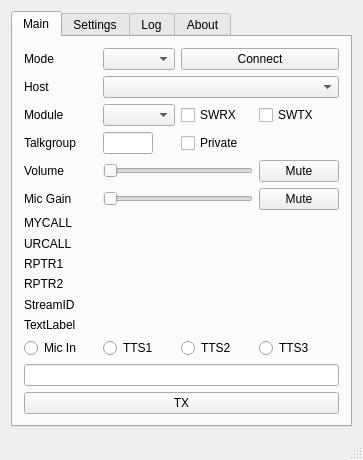
Above: dudestar.ui from ea5gvk/nostar-dudestar before the change. Below: the same form after it.
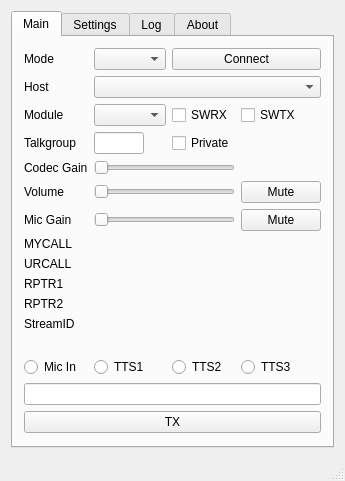
That is the form after the change. Icons and pictures are not drawn.

Commit message: Add codec rx gain control and level meter

Diff of the .ui file:
```diff
--- a/dudestar.ui
+++ b/dudestar.ui
@@ -6,8 +6,8 @@
    <rect>
     <x>0</x>
     <y>0</y>
-    <width>363</width>
-    <height>419</height>
+    <width>318</width>
+    <height>459</height>
    </rect>
   </property>
   <property name="windowTitle">
@@ -25,115 +25,288 @@
        <number>0</number>
       </property>
       <widget class="QWidget" name="tabMain">
+       <property name="sizePolicy">
+        <sizepolicy hsizetype="Preferred" vsizetype="Fixed">
+         <horstretch>0</horstretch>
+         <verstretch>0</verstretch>
+        </sizepolicy>
+       </property>
        <attribute name="title">
         <string>Main</string>
        </attribute>
        <layout class="QGridLayout" name="gridLayout">
-        <item row="13" column="4">
-         <widget class="QRadioButton" name="radioTTS3">
+        <item row="8" column="2" colspan="2">
+         <widget class="QSlider" name="sliderMic">
+          <property name="toolTip">
+           <string>Audio capture device gain adjust .</string>
+          </property>
+          <property name="orientation">
+           <enum>Qt::Horizontal</enum>
+          </property>
+         </widget>
+        </item>
+        <item row="9" column="1">
+         <widget class="QLabel" name="label1">
+          <property name="sizePolicy">
+           <sizepolicy hsizetype="Preferred" vsizetype="Fixed">
+            <horstretch>0</horstretch>
+            <verstretch>0</verstretch>
+           </sizepolicy>
+          </property>
           <property name="text">
-           <string>TTS3</string>
+           <string>MYCALL</string>
           </property>
          </widget>
         </item>
-        <item row="3" column="3">
-         <widget class="QCheckBox" name="checkPrivate">
+        <item row="0" column="3" colspan="2">
+         <widget class="QPushButton" name="pushConnect">
           <property name="text">
-           <string>Private</string>
+           <string>Connect</string>
+          </property>
+         </widget>
+        </item>
+        <item row="15" column="2">
+         <widget class="QRadioButton" name="radioTTS1">
+          <property name="text">
+           <string>TTS1</string>
+          </property>
+         </widget>
+        </item>
+        <item row="10" column="2" colspan="3">
+         <widget class="QLabel" name="data2">
+          <property name="sizePolicy">
+           <sizepolicy hsizetype="Preferred" vsizetype="Fixed">
+            <horstretch>0</horstretch>
+            <verstretch>0</verstretch>
+           </sizepolicy>
+          </property>
+          <property name="text">
+           <string/>
+          </property>
+         </widget>
+        </item>
+        <item row="2" column="1">
+         <widget class="QLabel" name="labelModule">
+          <property name="text">
+           <string>Module</string>
+          </property>
+         </widget>
+        </item>
+        <item row="11" column="2" colspan="3">
+         <widget class="QLabel" name="data3">
+          <property name="sizePolicy">
+           <sizepolicy hsizetype="Preferred" vsizetype="Fixed">
+            <horstretch>0</horstretch>
+            <verstretch>0</verstretch>
+           </sizepolicy>
+          </property>
+          <property name="text">
+           <string/>
           </property>
          </widget>
         </item>
         <item row="3" column="1">
          <widget class="QLabel" name="labelTalkgroup">
+          <property name="sizePolicy">
+           <sizepolicy hsizetype="Preferred" vsizetype="Fixed">
+            <horstretch>0</horstretch>
+            <verstretch>0</verstretch>
+           </sizepolicy>
+          </property>
           <property name="text">
            <string>Talkgroup</string>
           </property>
          </widget>
         </item>
+        <item row="12" column="1">
+         <widget class="QLabel" name="label4">
+          <property name="sizePolicy">
+           <sizepolicy hsizetype="Preferred" vsizetype="Fixed">
+            <horstretch>0</horstretch>
+            <verstretch>0</verstretch>
+           </sizepolicy>
+          </property>
+          <property name="text">
+           <string>RPTR2</string>
+          </property>
+         </widget>
+        </item>
+        <item row="0" column="1">
+         <widget class="QLabel" name="labelMode">
+          <property name="text">
+           <string>Mode</string>
+          </property>
+         </widget>
+        </item>
         <item row="12" column="2" colspan="3">
-         <widget class="QLabel" name="data6">
+         <widget class="QLabel" name="data4">
+          <property name="sizePolicy">
+           <sizepolicy hsizetype="Preferred" vsizetype="Fixed">
+            <horstretch>0</horstretch>
+            <verstretch>0</verstretch>
+           </sizepolicy>
+          </property>
           <property name="text">
            <string/>
           </property>
          </widget>
         </item>
-        <item row="9" column="1">
+        <item row="17" column="1" colspan="4">
+         <widget class="QPushButton" name="pushTX">
+          <property name="text">
+           <string>TX</string>
+          </property>
+         </widget>
+        </item>
+        <item row="5" column="1">
+         <widget class="QLabel" name="label">
+          <property name="text">
+           <string>Codec Gain</string>
+          </property>
+         </widget>
+        </item>
+        <item row="8" column="1">
+         <widget class="QLabel" name="micLabel">
+          <property name="sizePolicy">
+           <sizepolicy hsizetype="Preferred" vsizetype="Fixed">
+            <horstretch>0</horstretch>
+            <verstretch>0</verstretch>
+           </sizepolicy>
+          </property>
+          <property name="text">
+           <string>Mic Gain</string>
+          </property>
+         </widget>
+        </item>
+        <item row="15" column="1">
+         <widget class="QRadioButton" name="radioMic">
+          <property name="text">
+           <string>Mic In</string>
+          </property>
+         </widget>
+        </item>
+        <item row="2" column="2">
+         <widget class="QComboBox" name="comboModule"/>
+        </item>
+        <item row="5" column="4">
+         <layout class="QHBoxLayout" name="horizontalLayout">
+          <item>
+           <widget class="QLabel" name="labelCodecGain">
+            <property name="text">
+             <string/>
+            </property>
+           </widget>
+          </item>
+         </layout>
+        </item>
+        <item row="15" column="4">
+         <widget class="QRadioButton" name="radioTTS3">
+          <property name="text">
+           <string>TTS3</string>
+          </property>
+         </widget>
+        </item>
+        <item row="11" column="1">
          <widget class="QLabel" name="label3">
+          <property name="sizePolicy">
+           <sizepolicy hsizetype="Preferred" vsizetype="Fixed">
+            <horstretch>0</horstretch>
+            <verstretch>0</verstretch>
+           </sizepolicy>
+          </property>
           <property name="text">
            <string>RPTR1</string>
           </property>
          </widget>
         </item>
-        <item row="13" column="2">
-         <widget class="QRadioButton" name="radioTTS1">
+        <item row="13" column="1">
+         <widget class="QLabel" name="label5">
+          <property name="sizePolicy">
+           <sizepolicy hsizetype="Preferred" vsizetype="Fixed">
+            <horstretch>0</horstretch>
+            <verstretch>0</verstretch>
+           </sizepolicy>
+          </property>
           <property name="text">
-           <string>TTS1</string>
+           <string>StreamID</string>
           </property>
          </widget>
         </item>
-        <item row="10" column="1">
-         <widget class="QLabel" name="label4">
-          <property name="text">
-           <string>RPTR2</string>
+        <item row="7" column="2" colspan="2">
+         <widget class="QSlider" name="sliderVolume">
+          <property name="toolTip">
+           <string>Codec output gain adjust.  This is not an audio device volume control.  0 = no adjustment to codec output.</string>
           </property>
+          <property name="orientation">
+           <enum>Qt::Horizontal</enum>
+          </property>
+          <property name="tickPosition">
+           <enum>QSlider::NoTicks</enum>
+          </property>
          </widget>
         </item>
+        <item row="0" column="2">
+         <widget class="QComboBox" name="comboMode"/>
+        </item>
+        <item row="16" column="1" colspan="4">
+         <widget class="QLineEdit" name="editTTSTXT"/>
+        </item>
         <item row="2" column="4">
          <widget class="QCheckBox" name="checkSWTX">
+          <property name="sizePolicy">
+           <sizepolicy hsizetype="Preferred" vsizetype="Fixed">
+            <horstretch>0</horstretch>
+            <verstretch>0</verstretch>
+           </sizepolicy>
+          </property>
           <property name="text">
            <string>SWTX</string>
           </property>
          </widget>
         </item>
-        <item row="7" column="2" colspan="3">
+        <item row="9" column="2" colspan="3">
          <widget class="QLabel" name="data1">
-          <property name="text">
-           <string/>
+          <property name="sizePolicy">
+           <sizepolicy hsizetype="Preferred" vsizetype="Fixed">
+            <horstretch>0</horstretch>
+            <verstretch>0</verstretch>
+           </sizepolicy>
           </property>
-         </widget>
-        </item>
-        <item row="11" column="2" colspan="3">
-         <widget class="QLabel" name="data5">
           <property name="text">
            <string/>
           </property>
          </widget>
         </item>
-        <item row="0" column="2">
-         <widget class="QComboBox" name="comboMode"/>
-        </item>
-        <item row="15" column="1" colspan="4">
-         <widget class="QPushButton" name="pushTX">
-          <property name="text">
-           <string>TX</string>
-          </property>
-         </widget>
-        </item>
-        <item row="5" column="1">
+        <item row="7" column="1">
          <widget class="QLabel" name="labelVolume">
+          <property name="sizePolicy">
+           <sizepolicy hsizetype="Fixed" vsizetype="Fixed">
+            <horstretch>0</horstretch>
+            <verstretch>0</verstretch>
+           </sizepolicy>
+          </property>
           <property name="text">
            <string>Volume</string>
           </property>
          </widget>
         </item>
-        <item row="13" column="1">
-         <widget class="QRadioButton" name="radioMic">
-          <property name="text">
-           <string>Mic In</string>
+        <item row="13" column="2" colspan="3">
+         <widget class="QLabel" name="data5">
+          <property name="sizePolicy">
+           <sizepolicy hsizetype="Preferred" vsizetype="Fixed">
+            <horstretch>0</horstretch>
+            <verstretch>0</verstretch>
+           </sizepolicy>
           </property>
-         </widget>
-        </item>
-        <item row="13" column="3">
-         <widget class="QRadioButton" name="radioTTS2">
           <property name="text">
-           <string>TTS2</string>
+           <string/>
           </property>
          </widget>
         </item>
-        <item row="7" column="1">
-         <widget class="QLabel" name="label1">
+        <item row="2" column="3">
+         <widget class="QCheckBox" name="checkSWRX">
           <property name="text">
-           <string>MYCALL</string>
+           <string>SWRX</string>
           </property>
          </widget>
         </item>
@@ -147,40 +320,22 @@
           </property>
          </widget>
         </item>
-        <item row="0" column="3" colspan="2">
-         <widget class="QPushButton" name="pushConnect">
-          <property name="text">
-           <string>Connect</string>
+        <item row="14" column="2" colspan="3">
+         <widget class="QLabel" name="data6">
+          <property name="sizePolicy">
+           <sizepolicy hsizetype="Preferred" vsizetype="Fixed">
+            <horstretch>0</horstretch>
+            <verstretch>0</verstretch>
+           </sizepolicy>
           </property>
-         </widget>
-        </item>
-        <item row="12" column="1">
-         <widget class="QLabel" name="label6">
-          <property name="text">
-           <string>TextLabel</string>
-          </property>
-         </widget>
-        </item>
-        <item row="10" column="2" colspan="3">
-         <widget class="QLabel" name="data4">
           <property name="text">
            <string/>
           </property>
          </widget>
         </item>
-        <item row="11" column="1">
-         <widget class="QLabel" name="label5">
-          <property name="text">
-           <string>StreamID</string>
-          </property>
-         </widget>
-        </item>
         <item row="1" column="2" colspan="3">
          <widget class="QComboBox" name="comboHost"/>
         </item>
-        <item row="14" column="1" colspan="4">
-         <widget class="QLineEdit" name="editTTSTXT"/>
-        </item>
         <item row="1" column="1">
          <widget class="QLabel" name="labelHost">
           <property name="text">
@@ -188,86 +343,74 @@
           </property>
          </widget>
         </item>
-        <item row="2" column="2">
-         <widget class="QComboBox" name="comboModule"/>
-        </item>
-        <item row="8" column="2" colspan="3">
-         <widget class="QLabel" name="data2">
-          <property name="text">
-           <string/>
-          </property>
-         </widget>
-        </item>
-        <item row="8" column="1">
+        <item row="10" column="1">
          <widget class="QLabel" name="label2">
+          <property name="sizePolicy">
+           <sizepolicy hsizetype="Preferred" vsizetype="Fixed">
+            <horstretch>0</horstretch>
+            <verstretch>0</verstretch>
+           </sizepolicy>
+          </property>
           <property name="text">
            <string>URCALL</string>
           </property>
          </widget>
         </item>
-        <item row="9" column="2" colspan="3">
-         <widget class="QLabel" name="data3">
-          <property name="text">
-           <string/>
-          </property>
-         </widget>
-        </item>
-        <item row="2" column="1">
-         <widget class="QLabel" name="labelModule">
-          <property name="text">
-           <string>Module</string>
-          </property>
-         </widget>
-        </item>
-        <item row="0" column="1">
-         <widget class="QLabel" name="labelMode">
-          <property name="text">
-           <string>Mode</string>
-          </property>
-         </widget>
-        </item>
-        <item row="2" column="3">
-         <widget class="QCheckBox" name="checkSWRX">
-          <property name="text">
-           <string>SWRX</string>
-          </property>
-         </widget>
-        </item>
-        <item row="6" column="1">
-         <widget class="QLabel" name="micLabel">
-          <property name="text">
-           <string>Mic Gain</string>
-          </property>
-         </widget>
-        </item>
-        <item row="5" column="2" colspan="2">
-         <widget class="QSlider" name="sliderVolume">
-          <property name="orientation">
-           <enum>Qt::Horizontal</enum>
-          </property>
-         </widget>
-        </item>
-        <item row="6" column="2" colspan="2">
-         <widget class="QSlider" name="sliderMic">
-          <property name="orientation">
-           <enum>Qt::Horizontal</enum>
-          </property>
-         </widget>
-        </item>
-        <item row="5" column="4">
+        <item row="7" column="4">
          <widget class="QPushButton" name="pushVolMute">
           <property name="text">
            <string>Mute</string>
           </property>
          </widget>
         </item>
-        <item row="6" column="4">
+        <item row="3" column="3">
+         <widget class="QCheckBox" name="checkPrivate">
+          <property name="text">
+           <string>Private</string>
+          </property>
+         </widget>
+        </item>
+        <item row="14" column="1">
+         <widget class="QLabel" name="label6">
+          <property name="sizePolicy">
+           <sizepolicy hsizetype="Preferred" vsizetype="Fixed">
+            <horstretch>0</horstretch>
+            <verstretch>0</verstretch>
+           </sizepolicy>
+          </property>
+          <property name="text">
+           <string/>
+          </property>
+         </widget>
+        </item>
+        <item row="5" column="2" colspan="2">
+         <widget class="QSlider" name="sliderCodecGain">
+          <property name="orientation">
+           <enum>Qt::Horizontal</enum>
+          </property>
+         </widget>
+        </item>
+        <item row="15" column="3">
+         <widget class="QRadioButton" name="radioTTS2">
+          <property name="text">
+           <string>TTS2</string>
+          </property>
+         </widget>
+        </item>
+        <item row="8" column="4">
          <widget class="QPushButton" name="pushMicMute">
           <property name="text">
            <string>Mute</string>
           </property>
          </widget>
         </item>
+        <item row="4" column="1" colspan="4">
+         <layout class="QHBoxLayout" name="levelmeterLayout">
+          <property name="spacing">
+           <number>0</number>
+          </property>
+         </layout>
+        </item>
        </layout>
       </widget>
       <widget class="QWidget" name="settingsTab">
@@ -288,7 +431,7 @@
             <rect>
              <x>0</x>
              <y>0</y>
-             <width>312</width>
+             <width>293</width>
              <height>551</height>
             </rect>
            </property>
```
The commit also changes 28 other files.
